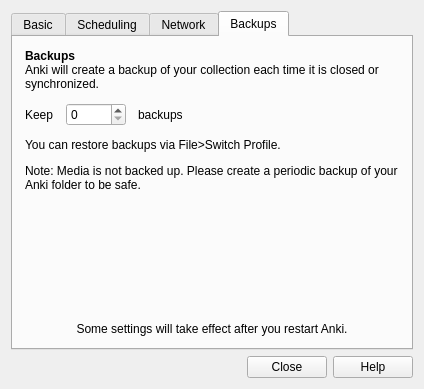
First picture: the form in qt/designer/preferences.ui, repository ankitects/anki, before the edit.
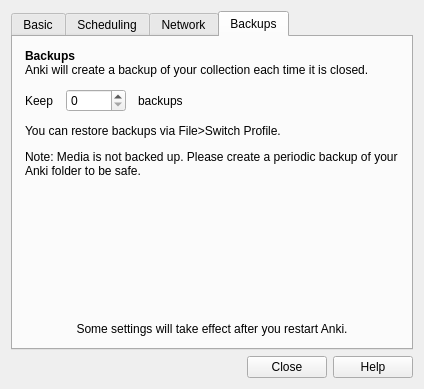
Second picture: the form after the edit. The open tabs and pages were chosen to show the change.

Commit message:
backups no longer happen on each sync
https://forums.ankiweb.net/t/accidentally-deleted-backs-one-deck/3740/6

```diff
--- a/qt/designer/preferences.ui
+++ b/qt/designer/preferences.ui
@@ -477,7 +477,7 @@
        <item>
         <widget class="QLabel" name="label_9">
          <property name="text">
-          <string>&lt;b&gt;Backups&lt;/b&gt;&lt;br&gt;Anki will create a backup of your collection each time it is closed or synchronized.</string>
+          <string>&lt;html&gt;&lt;head/&gt;&lt;body&gt;&lt;p&gt;&lt;span style=&quot; font-weight:600;&quot;&gt;Backups&lt;/span&gt;&lt;br/&gt;Anki will create a backup of your collection each time it is closed.&lt;/p&gt;&lt;/body&gt;&lt;/html&gt;</string>
          </property>
          <property name="wordWrap">
           <bool>true</bool>
```
